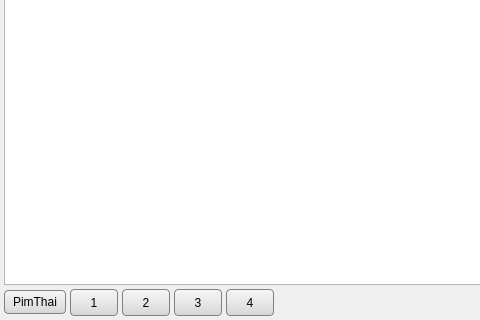
Qt form PimThaiWindow.ui (iamjay/PimThai) before a commit; both pictures show x 0 to 480 and y 280 to 600 of the 1024 by 600 pixel window.
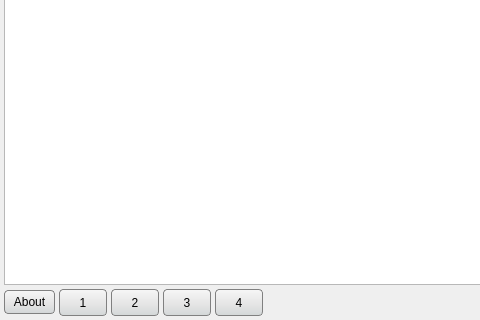
The same form after that commit.

Commit message: Changed name to Thai Input for PlayBook New release 1.0.0.9

What changed in the file:
```diff
--- a/PimThaiWindow.ui
+++ b/PimThaiWindow.ui
@@ -76,7 +76,7 @@
          <enum>Qt::NoFocus</enum>
         </property>
         <property name="text">
-         <string>PimThai</string>
+         <string>About</string>
         </property>
        </widget>
       </item>
```
The commit also changes 4 other files.
